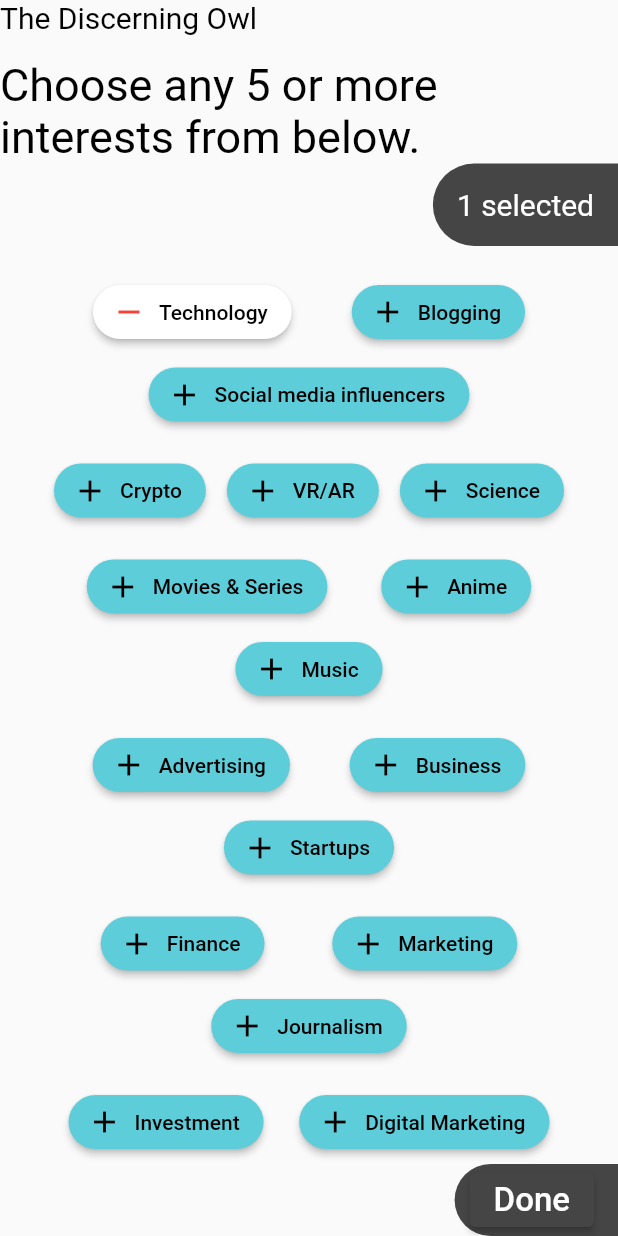
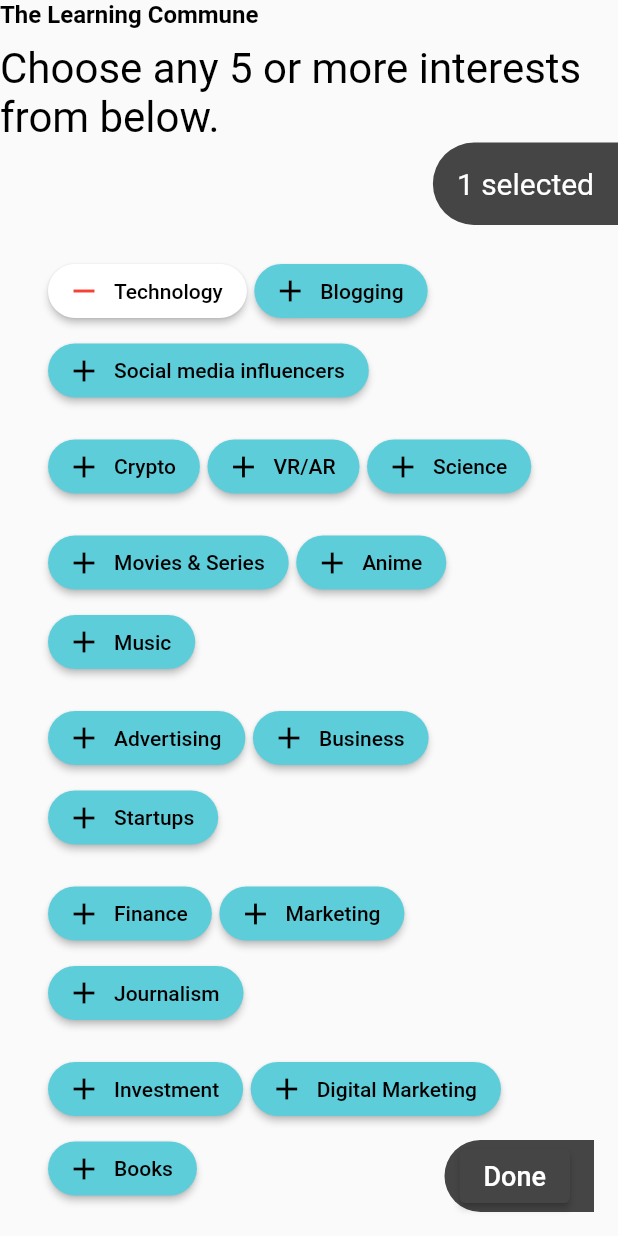
Before and after one commit to aditya-kd/flutter-chips-without-chips, a Flutter app: the screen it shows after launch, after a tap on "Technology", on a phone screen of 412 x 824 dp. Run offline on Flutter 3.47's test engine with Material 2 defaults, Android fonts, the phone set to English and light mode, and no system bars; Roboto replaces fonts that are missing (Montserrat-SemiBold).

Commit message:
completed-with-checks

```diff
--- /dev/null
+++ b/lib/examplePage.dart
@@ -0,0 +1,106 @@
+import 'package:flutter/material.dart';
+
+class ExamplePage extends StatelessWidget {
+  //the example page that appears on
+  final Set<String> savedWordSet; //         pressing the Done button
+  ExamplePage({required this.savedWordSet});
+  @override
+  Widget build(BuildContext context) {
+    final Iterable<ListTile> tiles = savedWordSet.map((String pair) {
+      return ListTile(
+        title: Text(pair, style: TextStyle(fontSize: 16.0)),
+      );
+    });
+    final List<Widget> divided =
+        ListTile.divideTiles(tiles: tiles, context: context).toList();
+    return Scaffold(
+        body: ListView(
+      children: divided,
+    ));
+  }
+}
+
+class FancyButton extends StatelessWidget {
+  //class for Done button
+  final GestureTapCallback onPress;
+  FancyButton({required this.onPress});
+  @override
+  Widget build(BuildContext context) {
+    return Container(
+      decoration: BoxDecoration(
+        color: Color(0xFF454545),
+        shape: BoxShape.rectangle,
+        borderRadius: BorderRadius.horizontal(left: Radius.circular(50.0)),
+      ),
+      padding: EdgeInsets.only(left: 10, right: 16),
+      child: ElevatedButton(
+          child: Text('Done',style: TextStyle(fontSize: 18),),
+          onPressed: onPress,
+          style: ElevatedButton.styleFrom(onPrimary: Colors.white,primary: Color(0xFF454545),)
+          ),
+    );
+  }
+}
+
+Widget dynamicButton(String str, bool val, void myFunc()) {
+  ButtonStyle thisButtonStyle;
+  Icon curIcon;
+  if (val == false) {
+    thisButtonStyle = ElevatedButton.styleFrom(
+        primary: Color(0xFF5ECDDA),
+        onPrimary: Colors.black,
+        shape: StadiumBorder());
+    curIcon = Icon(Icons.add);
+  } else {
+    thisButtonStyle = ElevatedButton.styleFrom(
+      shape: StadiumBorder(),
+      primary: Colors.white,
+      onPrimary: Colors.black,
+    );
+    curIcon = Icon(
+      Icons.remove_outlined,
+      color: Colors.red,
+      size: 24.0,
+    );
+  }
+  return ElevatedButton.icon(
+    onPressed: myFunc,
+    icon: curIcon,
+    label: Text(str),
+    style: thisButtonStyle,
+  );
+}
+
+Widget smallTextSection = Text(
+  'The Learning Commune',
+  style: TextStyle(
+    fontSize: 16,
+    fontWeight: FontWeight.bold,
+    color: Colors.black,
+  ),
+);
+
+Widget mainHeadingSection = Padding(
+    padding: EdgeInsets.only(top: 10),
+    child: Text('Choose any 5 or more interests from below.',
+        style: TextStyle(
+          fontSize: 28,
+          color: Colors.black,
+        )));
+
+Widget selectCountState(int number) {
+  return Align(
+    alignment: Alignment.bottomRight,
+    child: Container(
+      decoration: BoxDecoration(
+          color: Color(0xFF454545),
+          border: Border.all(width: 1, color: Color(0xFF454545)),
+          borderRadius: BorderRadius.only(
+              bottomLeft: Radius.circular(50.0),
+              topLeft: Radius.circular(50.0))),
+      padding: EdgeInsets.all(15.0),
+      child: Text('$number selected',
+          style: TextStyle(fontSize: 20.0, color: Colors.white)),
+    ),
+  );
+}
--- a/lib/main.dart
+++ b/lib/main.dart
@@ -7,34 +7,7 @@ class MyApp extends StatelessWidget {
   @override
   Widget build(BuildContext context) {
     return MaterialApp(
-        theme: ThemeData(primaryColor: Colors.purple), home: RandomWords());
+        theme: ThemeData(primaryColor: Colors.purple),
+        home: SafeArea(child: RandomWords()));
   }
 }
-
-class FancyButton extends StatelessWidget {
-  final GestureTapCallback onPress;
-  FancyButton({required this.onPress});
-  @override
-  Widget build(BuildContext context) {
-    return Align(
-        alignment: Alignment.bottomRight,
-        child: Container(
-          decoration: BoxDecoration(
-            color: Color(0xFF454545),
-            shape: BoxShape.rectangle,
-            borderRadius: BorderRadius.horizontal(left: Radius.circular(50.0)),
-          ),
-          padding: EdgeInsets.only(left: 10, right: 16),
-          child: ElevatedButton(
-              child: Text(
-                'Done',
-                style: TextStyle(fontSize: 22),
-              ),
-              onPressed: () {/*move to example page*/},
-              style: ElevatedButton.styleFrom(
-                onPrimary: Colors.white,
-                primary: Color(0xFF454545),
-              )),
-        ));
-  }
-}
--- a/lib/random_words.dart
+++ b/lib/random_words.dart
@@ -1,30 +1,6 @@
+import 'package:first_app/examplePage.dart';
 import 'package:flutter/material.dart';
 
-import 'main.dart';
-
-class RandomWords extends StatefulWidget {
-  @override
-  RandomWordsState createState() => RandomWordsState();
-}
-
-/*
-ListTile(
-          hoverColor: Colors.lightGreen[100],
-          title: Text(pair, style: TextStyle(fontSize: 18)),
-          trailing: Icon(alreadySaved ? Icons.favorite : Icons.favorite_border,
-              color: alreadySaved ? Colors.red : null),
-          onTap: () {
-            setState(() {
-              if (alreadySaved) {
-                _savedWordPairs.remove(pair);
-              } else {
-                _savedWordPairs.add(pair);
-              }
-            }
-            );
-          }
-          )
-*/
 final masterList = <String>[
   'Technology',
   'Blogging',
@@ -64,13 +40,19 @@ final masterList = <String>[
   'Something More',
 ];
 
+class RandomWords extends StatefulWidget {
+  @override
+  RandomWordsState createState() => RandomWordsState();
+}
+
 class RandomWordsState extends State<RandomWords> {
   final _savedWordPairs = Set<String>();
   Widget _buildList() {
     return ListView.builder(
-      itemCount: 35,
+      itemCount: masterList.length - 1, //always set as length(masterList)-1
       padding: const EdgeInsets.all(16),
       itemBuilder: (context, index) {
+        //length of list always needs to be a multiple of 3
         if (index % 3 != 0) return Padding(padding: EdgeInsets.all(2));
         return _buildRow(
             masterList[index], masterList[index + 1], masterList[index + 2]);
@@ -78,55 +60,15 @@ class RandomWordsState extends State<RandomWords> {
     );
   }
 
-  Widget iconDelButton(String str, bool val, void myFunc()) {
-    return ElevatedButton.icon(
-        style: ElevatedButton.styleFrom(
-          shape: StadiumBorder(),
-          primary: Colors.white,
-          onPrimary: Colors.black,
-        ),
-        onPressed: myFunc,
-        icon: Icon(
-          Icons.remove_outlined,
-          color: Colors.red,
-        ),
-        label: Wrap(
-          direction: Axis.vertical,
-          children: [Text(str)],
-          alignment: WrapAlignment.center,
-        ));
-  }
-
-  Widget iconAddButton(String str, bool val, void myFunc()) {
-    return ElevatedButton.icon(
-      onPressed: myFunc,
-      icon: Icon(Icons.add),
-      label: Text(str),
-      style: ElevatedButton.styleFrom(
-          primary: Color(0xFF5ECDDA),
-          onPrimary: Colors.black,
-          shape: StadiumBorder()),
-    );
-  }
-
-  Widget upButton(String str, bool val, void theFunction()) {
-    if (val == false)
-      return iconAddButton(str, val, theFunction);
-    else
-      return iconDelButton(str, val, theFunction);
-  }
-
   Widget _buildRow(String pair, String pair2, String pair3) {
     final alreadySaved = _savedWordPairs.contains(pair);
     final alreadySaved2 = _savedWordPairs.contains(pair2);
     final alreadySaved3 = _savedWordPairs.contains(pair3);
+
     return ListTile(
-        title: Wrap(
-            alignment: WrapAlignment.spaceEvenly,
-            runSpacing: 7,
-            spacing: 10,
-            children: [
-          upButton(pair, alreadySaved, () {
+        title: Wrap(spacing: 5, runSpacing: 5, children: [
+      dynamicButton(pair, alreadySaved, () {
+        print("'$pair' selected");
         setState(() {
           if (alreadySaved) {
             _savedWordPairs.remove(pair);
@@ -135,7 +77,8 @@ class RandomWordsState extends State<RandomWords> {
           }
         });
       }),
-          upButton(pair2, alreadySaved2, () {
+      dynamicButton(pair2, alreadySaved2, () {
+        print("'$pair2' selected");
         setState(() {
           if (alreadySaved2) {
             _savedWordPairs.remove(pair2);
@@ -144,7 +87,8 @@ class RandomWordsState extends State<RandomWords> {
           }
         });
       }),
-          upButton(pair3, alreadySaved3, () {
+      dynamicButton(pair3, alreadySaved3, () {
+        print("'$pair3' selected");
         setState(() {
           if (alreadySaved3) {
             _savedWordPairs.remove(pair3);
@@ -156,87 +100,34 @@ class RandomWordsState extends State<RandomWords> {
     ]));
   }
 
-  void _pushSaved() {
-    Navigator.of(context)
-        .push(MaterialPageRoute(builder: (BuildContext context) {
-      final Iterable<ListTile> tiles = _savedWordPairs.map((String pair) {
-        return ListTile(
-          title: Text(pair, style: TextStyle(fontSize: 16.0)),
-        );
-      });
-      final List<Widget> divided =
-          ListTile.divideTiles(context: context, tiles: tiles).toList();
-
-      return Scaffold(
-          appBar: AppBar(title: Text('Saved WordPairs')),
-          body: ListView(
-            children: divided,
-          ));
-    }));
-  }
-
-  Widget smallTextSection = Text(
-    'The Discerning Owl',
-    style: TextStyle(
-      fontSize: 20,
-      color: Colors.black,
-    ),
-  );
-
-  Widget mainHeadingSection = Padding(
-      padding: EdgeInsets.only(top: 16.0),
-      child: Text('Choose any 5 or more interests from below.',
-          style: TextStyle(
-              fontSize: 30,
-              color: Colors.black,
-              fontFamily: 'Montserrat-SemiBold')));
-
   Widget build(BuildContext context) {
     int l = _savedWordPairs.length;
     return Scaffold(
         body: Column(
           children: [
             Align(
-          alignment: Alignment.topLeft,
+              alignment: Alignment.centerLeft,
               child: Column(
                 crossAxisAlignment: CrossAxisAlignment.start,
                 children: [
                   smallTextSection,
                   mainHeadingSection,
-              SelectCountState(number: l),
+                  selectCountState(l),
                 ],
               ),
             ),
             Expanded(
-            child: Container(
               child: _buildList(),
-        )),
-        FancyButton(
-          onPress: _pushSaved,
             ),
           ],
+        ),
+        floatingActionButton: FancyButton(
+          onPress: () {
+            print('Done button pressed with selected list: $_savedWordPairs');
+            Navigator.of(context).push(MaterialPageRoute(
+                builder: (context) =>
+                    ExamplePage(savedWordSet: _savedWordPairs)));
+          },
         ));
   }
 }
-
-class SelectCountState extends StatelessWidget {
-  int number = 0;
-  SelectCountState({required this.number});
-  @override
-  Widget build(BuildContext context) {
-    return Align(
-      alignment: Alignment.bottomRight,
-      child: Container(
-        decoration: BoxDecoration(
-            color: Color(0xFF454545),
-            border: Border.all(width: 1, color: Color(0xFF454545)),
-            borderRadius: BorderRadius.only(
-                bottomLeft: Radius.circular(50.0),
-                topLeft: Radius.circular(50.0))),
-        padding: EdgeInsets.all(15.0),
-        child: Text('$number selected',
-            style: TextStyle(fontSize: 20.0, color: Colors.white)),
-      ),
-    );
-  }
-}
```
Also changed, not shown: lib/utils.dart (added, +32 -0 lines). Lines whose indentation alone changed are shown as unchanged.
